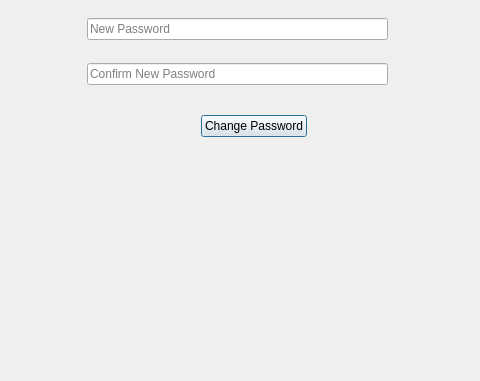
The window that forgotpassword.ui (prazzx/Kakshya) describes before a commit, drawn with Qt 5; both pictures show x 163 to 643 and y 219 to 600 of the 800 by 600 pixel window.
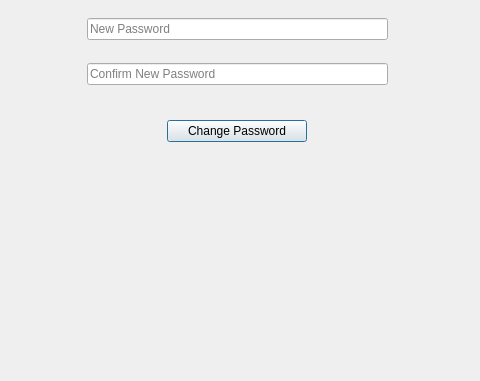
The same window after the commit.

What changed in the file:
```diff
--- a/forgotpassword.ui
+++ b/forgotpassword.ui
@@ -13,23 +13,16 @@
   <property name="windowTitle">
    <string>Dialog</string>
   </property>
-  <widget class="QWidget" name="">
+  <widget class="QWidget" name="layoutWidget">
    <property name="geometry">
     <rect>
      <x>330</x>
      <y>330</y>
      <width>140</width>
-     <height>31</height>
+     <height>41</height>
     </rect>
    </property>
    <layout class="QHBoxLayout" name="horizontalLayout">
-    <item>
-     <widget class="QLabel" name="labelMessage">
-      <property name="text">
-       <string/>
-      </property>
-     </widget>
-    </item>
     <item>
      <widget class="QPushButton" name="pushButtonChangepassword">
       <property name="text">
@@ -39,7 +32,7 @@
     </item>
    </layout>
   </widget>
-  <widget class="QWidget" name="">
+  <widget class="QWidget" name="layoutWidget">
    <property name="geometry">
     <rect>
      <x>250</x>
@@ -79,6 +72,19 @@
     </item>
    </layout>
   </widget>
+  <widget class="QLabel" name="labelMessage">
+   <property name="geometry">
+    <rect>
+     <x>323</x>
+     <y>390</y>
+     <width>161</width>
+     <height>39</height>
+    </rect>
+   </property>
+   <property name="text">
+    <string/>
+   </property>
+  </widget>
  </widget>
  <resources/>
  <connections/>
```
Left out of the diff: 8 changed lines with no effect on the pictures.
